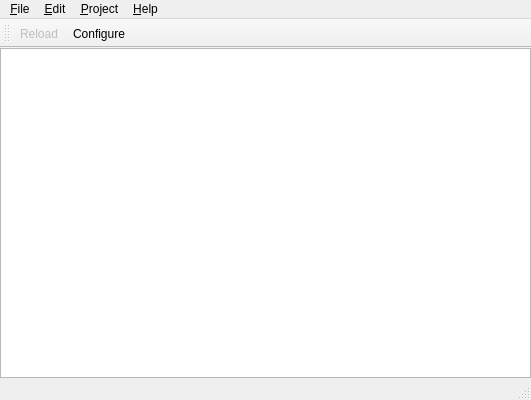
cc-archive/pootle, file pootling/ui/Catalog.ui: the form before one commit.
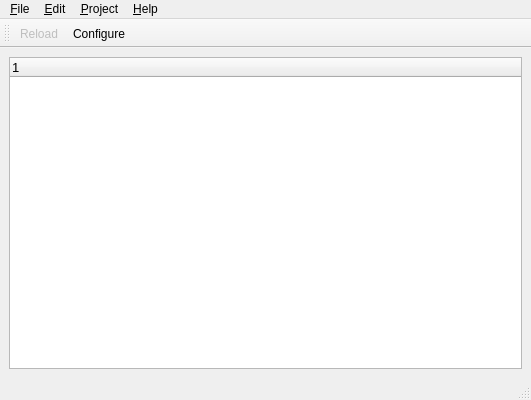
The form after the commit. Icons and pictures are not drawn.

Commit message: Major change from table widget to tree widget for future extension.

The edit to the form file:
```diff
--- a/pootling/ui/Catalog.ui
+++ b/pootling/ui/Catalog.ui
@@ -18,13 +18,22 @@
   <widget class="QWidget" name="centralwidget" >
    <layout class="QGridLayout" >
     <property name="margin" >
-     <number>0</number>
+     <number>9</number>
     </property>
     <property name="spacing" >
-     <number>0</number>
+     <number>6</number>
     </property>
     <item row="0" column="0" >
-     <widget class="QTableWidget" name="tableCatalog" />
+     <widget class="QTreeWidget" name="treeCatalog" >
+      <property name="font" >
+       <font>
+        <pointsize>10</pointsize>
+       </font>
+      </property>
+      <property name="alternatingRowColors" >
+       <bool>true</bool>
+      </property>
+     </widget>
     </item>
    </layout>
   </widget>
```
Left out of the diff: 41 changed lines with no effect on the pictures. The commit also changes 2 other files.
